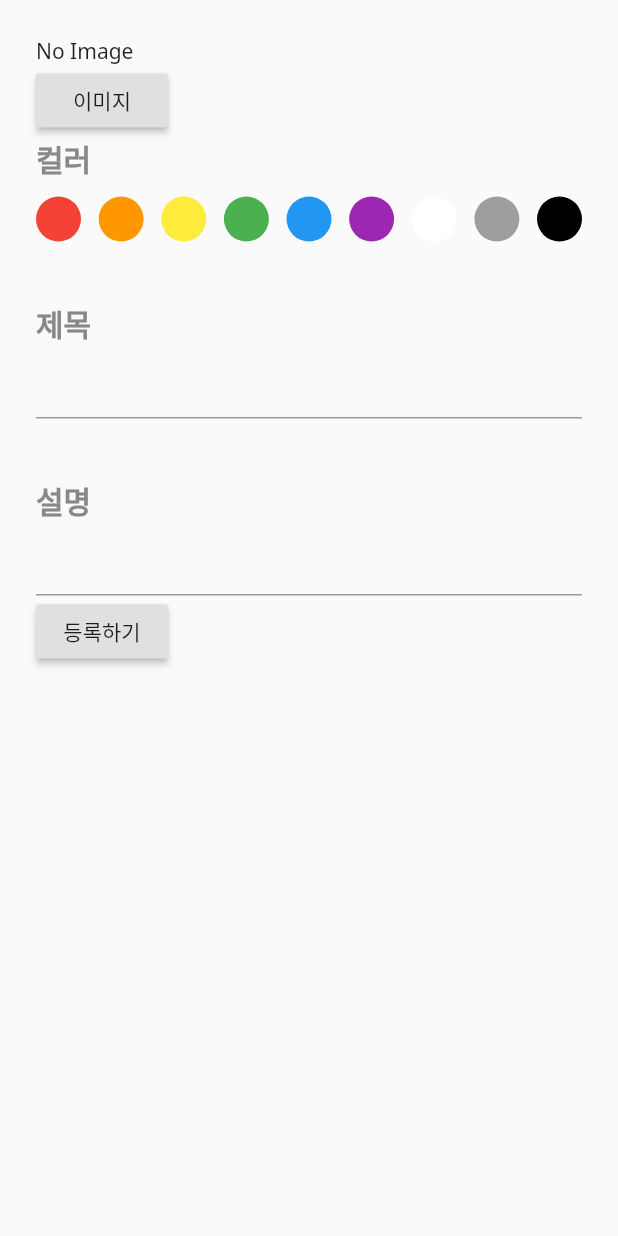
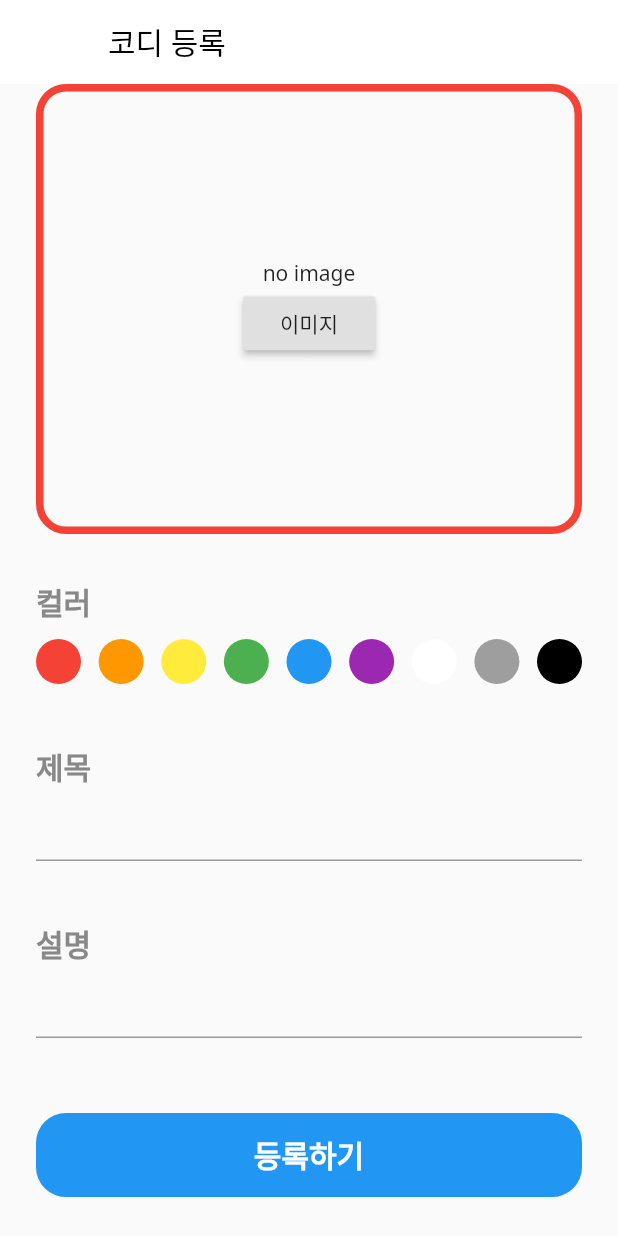
Before and after one commit to rinkee/neighbor_library, a Flutter app: the RegisterStyleScreen screen opened directly, on a phone screen of 412 x 824 dp. Run offline on Flutter 3.47's test engine with Material 2 defaults, Android fonts, the phone set to English and light mode, and no system bars; our stand-ins replace cloud_firestore, firebase_auth, firebase_core, firebase_storage, flutter_vector_icons, get and 4 more; accounts and stored records are empty.

Commit message:
last record && main top view

```diff
--- a/lib/screens/register_Style_screen.dart
+++ b/lib/screens/register_Style_screen.dart
@@ -14,6 +14,7 @@ import 'package:image/image.dart' as ImD;
 import 'package:path_provider/path_provider.dart';
 
 String _ColorValue;
+Color choiceColorBorber = Colors.red;
 
 class RegisterStyleScreen extends StatefulWidget {
   @override
@@ -22,7 +23,7 @@ class RegisterStyleScreen extends StatefulWidget {
 
 class _RegisterStyleScreenState extends State<RegisterStyleScreen> {
   TextEditingController postTitleController = TextEditingController();
-  TextEditingController postController = TextEditingController();
+  TextEditingController postDescriptionController = TextEditingController();
   String postId = Uuid().v4();
   final ImagePicker _picker = ImagePicker();
   File imgFile;
@@ -36,28 +37,68 @@ class _RegisterStyleScreenState extends State<RegisterStyleScreen> {
 
   @override
   Widget build(BuildContext context) {
-    return ListView(
+    return Scaffold(
+      appBar: AppBar(
+        title: Text(
+          '코디 등록',
+          style: TextStyle(color: Colors.black),
+        ),
+        backgroundColor: Colors.white,
+        elevation: 0,
+      ),
+      body: ListView(
         children: [
           Padding(
-          padding: EdgeInsets.all(24),
+            padding: EdgeInsets.only(left: 24, right: 24, bottom: 30),
             child: Column(
               crossAxisAlignment: CrossAxisAlignment.start,
               children: [
                 imgFile == null
-                  ? Text('No Image')
-                  : Image.file(File(imgFile.path)),
+                    ? Container(
+                        height: 300,
+                        decoration: BoxDecoration(
+                            border:
+                                Border.all(color: choiceColorBorber, width: 5),
+                            borderRadius:
+                                BorderRadius.all(Radius.circular(20))),
+                        child: Center(
+                          child: Column(
+                            mainAxisAlignment: MainAxisAlignment.center,
+                            children: [
+                              Text('no image'),
                               RaisedButton(
                                 onPressed: _getImage,
                                 child: Text('이미지'),
                               ),
+                            ],
+                          ),
+                        ))
+                    : Container(
+                        width: Get.width,
+                        decoration: BoxDecoration(
+                          border:
+                              Border.all(color: choiceColorBorber, width: 7),
+                          borderRadius: BorderRadius.circular(15),
+                        ),
+                        child: ClipRRect(
+                          borderRadius: BorderRadius.circular(7),
+                          child: Image.file(
+                            File(imgFile.path),
+                            fit: BoxFit.cover,
+                          ),
+                        ),
+                      ),
 
                 /// Select Color
-              Text(
+                Padding(
+                  padding: const EdgeInsets.only(top: 30),
+                  child: Text(
                     '컬러',
                     style: TextStyle(
                       fontSize: 20,
                       fontWeight: FontWeight.bold,
                       color: Color(0xFF888888),
+                    ),
                   ),
                 ),
                 Container(
@@ -67,23 +108,29 @@ class _RegisterStyleScreenState extends State<RegisterStyleScreen> {
                     mainAxisAlignment: MainAxisAlignment.spaceBetween,
                     children: <Widget>[
                       changeColorValue(
-                        value: 'red', number: 1, Colour: Colors.red),
+                          value: 'red', number: 1, choiceColor: Colors.red),
                       changeColorValue(
-                        value: 'orange', number: 5, Colour: Colors.orange),
+                          value: 'orange',
+                          number: 5,
+                          choiceColor: Colors.orange),
                       changeColorValue(
-                        value: 'yellow', number: 2, Colour: Colors.yellow),
+                          value: 'yellow',
+                          number: 2,
+                          choiceColor: Colors.yellow),
                       changeColorValue(
-                        value: 'green', number: 3, Colour: Colors.green),
+                          value: 'green', number: 3, choiceColor: Colors.green),
                       changeColorValue(
-                        value: 'blue', number: 4, Colour: Colors.blue),
+                          value: 'blue', number: 4, choiceColor: Colors.blue),
                       changeColorValue(
-                        value: 'purple', number: 5, Colour: Colors.purple),
+                          value: 'purple',
+                          number: 5,
+                          choiceColor: Colors.purple),
                       changeColorValue(
-                        value: 'white', number: 5, Colour: Colors.white),
+                          value: 'white', number: 5, choiceColor: Colors.white),
                       changeColorValue(
-                        value: 'grey', number: 5, Colour: Colors.grey),
+                          value: 'grey', number: 5, choiceColor: Colors.grey),
                       changeColorValue(
-                        value: 'black', number: 5, Colour: Colors.black),
+                          value: 'black', number: 5, choiceColor: Colors.black),
                     ],
                   ),
                 ),
@@ -117,20 +164,38 @@ class _RegisterStyleScreenState extends State<RegisterStyleScreen> {
                   ),
                 ),
                 TextField(
-                controller: postTitleController,
+                  controller: postDescriptionController,
                 ),
 
-              RaisedButton(
+                Padding(
+                  padding: const EdgeInsets.only(top: 50),
+                  child: ClipRRect(
+                    borderRadius: BorderRadius.circular(20),
+                    child: ButtonTheme(
+                      minWidth: Get.width,
+                      height: 56,
+                      child: RaisedButton(
                         onPressed: () {
                           controlUploadAndSave();
                           print('upload post');
                         },
-                child: Text('등록하기'),
+                        child: Text(
+                          '등록하기',
+                          style: TextStyle(
+                            fontSize: 20,
+                            fontWeight: FontWeight.bold,
+                            color: Colors.white,
+                          ),
+                        ),
+                      ),
+                    ),
+                  ),
                 ),
               ],
             ),
           )
         ],
+      ),
     );
   }
 
@@ -215,24 +280,26 @@ class _RegisterStyleScreenState extends State<RegisterStyleScreen> {
       url: downloadUrl,
       postTitle: postTitleController.text,
     ); // location은 에러나서 잠시 보류
-    // usersRef
-    //     .doc(currentUser.uid)
-    //     .update({'postCount': FieldValue.increment(1)});
+    usersRef
+        .doc(authController.firebaseUser.uid)
+        .update({'postCount': FieldValue.increment(1)});
     clearPostInfo();
   }
 
-  GestureDetector changeColorValue({String value, int number, Color Colour}) {
+  GestureDetector changeColorValue(
+      {String value, int number, Color choiceColor}) {
     return GestureDetector(
       onTap: () => setState(() {
         _ColorValue = value;
         // _servicePlaceOpacity = 1.0;
+        choiceColorBorber = choiceColor;
         print(_ColorValue);
       }),
       child: Container(
         alignment: Alignment.center,
         decoration: BoxDecoration(
           borderRadius: new BorderRadius.all(Radius.circular(100)),
-          color: Colour,
+          color: choiceColor,
         ),
         height: 30,
         width: 30,
--- a/lib/screens/save_user_in_firestore.dart
+++ b/lib/screens/save_user_in_firestore.dart
@@ -81,7 +81,6 @@ saveUserInfoToFirestore() async {
         .set({
           'bio': '',
           'email': user.email,
-          'rentCount': 0,
           // 'followerCount': 0,
           'uId': user.uid,
           'postCount': 0,
@@ -89,6 +88,8 @@ saveUserInfoToFirestore() async {
           'timestamp': Timestamp.now(),
           'photoURL': user.photoURL,
           'username': nameController.text,
+          'lastUpdateDailyLook': Timestamp.now(),
+          'lastUpdateBuyCloth': Timestamp.now(),
         })
         .then((value) => print("User Add firestore"))
         .catchError((error) => print("Failed to add user: $error"));
--- a/lib/screens/upload_screen.dart
+++ b/lib/screens/upload_screen.dart
@@ -1,7 +1,6 @@
 import 'package:cloud_firestore/cloud_firestore.dart';
 import 'package:flutter/material.dart';
 import 'package:get/get.dart';
-import 'package:neighbor_library/screens/crop_page.dart';
 import 'package:neighbor_library/utilities/constants.dart';
 import 'package:neighbor_library/widgets/progress_widget.dart';
 
@@ -18,7 +17,7 @@ class MyPostScreen extends StatelessWidget {
           IconButton(
               icon: Icon(Icons.add),
               onPressed: () {
-                Get.to(CropPage());
+                // Get.to(CropPage());
               })
         ],
         backgroundColor: Colors.white,
```
Also changed, not shown: lib/screens/crop_page.dart (deleted, +0 -73 lines), lib/screens/home_screen.dart (+59 -64 lines). Lines whose indentation alone changed are shown as unchanged.
